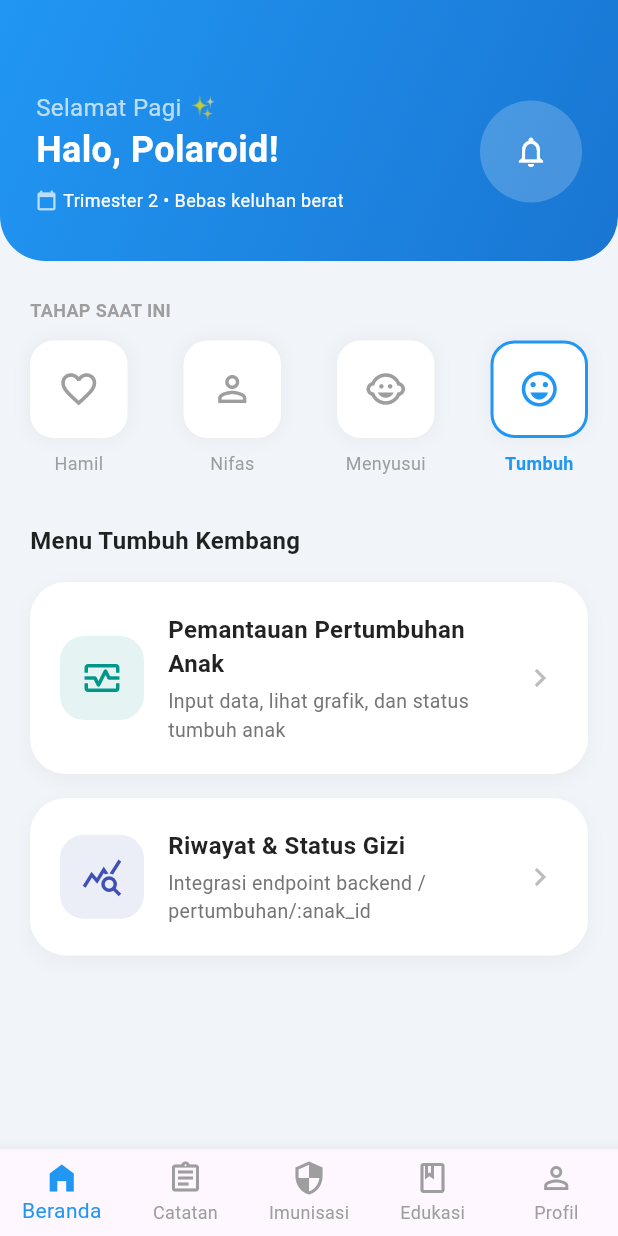
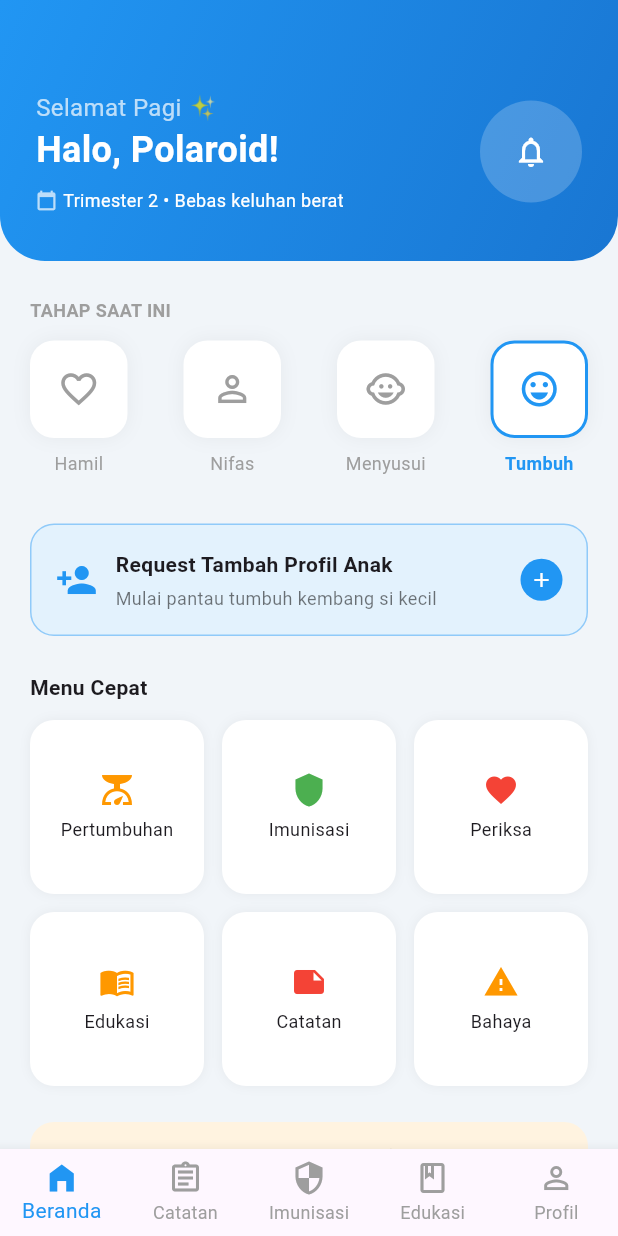
Before and after one commit to pangeranS29/TA-PA2-PA3-Project, a Flutter app: the DashboardScreen screen opened directly, after a tap on "Nifas", after a tap on "Tumbuh", on a phone screen of 412 x 824 dp. Run offline on Flutter 3.47's test engine with Material 3 defaults, Android fonts, the phone set to English and light mode, and no system bars; our stand-ins replace fl_chart, shared_preferences; accounts and stored records are empty; network calls fail.

Commit message:
update pertuumbuhan

```diff
--- a/TA-PA2/mobile/kia_app/lib/features/dashboard/presentation/screens/dashboard_screen.dart
+++ b/TA-PA2/mobile/kia_app/lib/features/dashboard/presentation/screens/dashboard_screen.dart
@@ -3,7 +3,10 @@ import 'package:ta_pa2_pa3_project/core/themes/app_theme.dart';
 import 'package:ta_pa2_pa3_project/core/services/auth_session.dart';
 import 'package:ta_pa2_pa3_project/features/auth/presentation/screens/login_screen.dart';
 import 'package:ta_pa2_pa3_project/features/hamil/presentation/screens/journey_screen.dart';
-import 'package:ta_pa2_pa3_project/features/tumbuh_kembang/presentation/screens/tumbuh_kembang_screen.dart';
+import 'package:ta_pa2_pa3_project/features/tumbuh_kembang/presentation/screens/pilih_anak_screen.dart';
+// import 'package:ta_pa2_pa3_project/features/tumbuh_kembang/presentation/screens/tumbuh_kembang_screen.dart';
+import 'package:ta_pa2_pa3_project/features/tumbuh_kembang/presentation/screens/input_profil_anak_screen.dart';
+
 
 class DashboardScreen extends StatefulWidget {
   @override
@@ -392,32 +395,180 @@ class _DashboardScreenState extends State<DashboardScreen> {
     return Column(
       crossAxisAlignment: CrossAxisAlignment.start,
       children: [
-        const Text(
-          "Menu Tumbuh Kembang",
-          style: TextStyle(fontSize: 16, fontWeight: FontWeight.bold, color: Colors.black87),
-        ),
-        const SizedBox(height: 16),
-        _buildMenuCard(
-          title: "Pemantauan Pertumbuhan Anak",
-          subtitle: "Input data, lihat grafik, dan status tumbuh anak",
-          icon: Icons.monitor_heart_outlined,
-          iconColor: Colors.teal,
-          onTap: () => Navigator.push(
-            context,
-            MaterialPageRoute(builder: (context) => const TumbuhKembangScreen()),
+        // 🔹 REQUEST TAMBAH ANAK
+        GestureDetector(
+          onTap: () {
+            Navigator.push(
+              context,
+              MaterialPageRoute(
+                builder: (_) => InputProfilAnakScreen(),
+              ),
+            );
+          },
+          child: Container(
+            padding: const EdgeInsets.all(16),
+            decoration: BoxDecoration(
+              border: Border.all(color: Colors.blue.shade200),
+              borderRadius: BorderRadius.circular(16),
+              color: Colors.blue.shade50,
+            ),
+            child: Row(
+              children: [
+                const Icon(Icons.person_add, color: Colors.blue, size: 28),
+                const SizedBox(width: 12),
+
+                Expanded(
+                  child: Column(
+                    crossAxisAlignment: CrossAxisAlignment.start,
+                    children: const [
+                      Text(
+                        "Request Tambah Profil Anak",
+                        style: TextStyle(
+                          fontWeight: FontWeight.w600,
+                          fontSize: 14,
+                        ),
+                      ),
+                      SizedBox(height: 4),
+                      Text(
+                        "Mulai pantau tumbuh kembang si kecil",
+                        style: TextStyle(
+                          fontSize: 12,
+                          color: Colors.black54,
+                        ),
+                      ),
+                    ],
+                  ),
+                ),
+
+                Container(
+                  padding: const EdgeInsets.all(6),
+                  decoration: const BoxDecoration(
+                    color: Colors.blue,
+                    shape: BoxShape.circle,
+                  ),
+                  child: const Icon(
+                    Icons.add,
+                    size: 16,
+                    color: Colors.white,
+                  ),
+                ),
+              ],
+            ),
           ),
         ),
-        _buildMenuCard(
-          title: "Riwayat & Status Gizi",
-          subtitle: "Integrasi endpoint backend /pertumbuhan/:anak_id",
-          icon: Icons.query_stats,
-          iconColor: Colors.indigo,
-          onTap: () => Navigator.push(
-            context,
-            MaterialPageRoute(builder: (context) => const TumbuhKembangScreen()),
+
+        SizedBox(height: 24),
+
+        // 🔹 MENU CEPAT
+        Text(
+          "Menu Cepat",
+          style: TextStyle(fontWeight: FontWeight.bold),
+        ),
+        SizedBox(height: 12),
+
+        GridView.count(
+          shrinkWrap: true,
+          crossAxisCount: 3,
+          physics: NeverScrollableScrollPhysics(),
+          mainAxisSpacing: 12,
+          crossAxisSpacing: 12,
+          children: [
+
+            // 🔸 TIMBANG
+            _menuItem(Icons.scale, "Pertumbuhan", Colors.orange, () {
+              Navigator.push(
+                context,
+                MaterialPageRoute(
+                  builder: (_) => const PilihAnakScreen(),
+                ),
+              );
+            }),
+
+            // 🔸 IMUNISASI
+            _menuItem(Icons.shield, "Imunisasi", Colors.green, () {
+              // TODO: arahkan ke halaman imunisasi
+            }),
+
+            // 🔸 PERIKSA
+            _menuItem(Icons.favorite, "Periksa", Colors.red, () {
+
+            }),
+
+            // 🔸 EDUKASI
+            _menuItem(Icons.menu_book, "Edukasi", Colors.orange, () {
+              // TODO: halaman edukasi
+            }),
+
+            // 🔸 CATATAN
+            _menuItem(Icons.note, "Catatan", Colors.red, () {
+              // TODO: halaman catatan
+            }),
+
+            // 🔸 BAHAYA
+            _menuItem(Icons.warning, "Bahaya", Colors.orange, () {
+              // TODO: halaman tanda bahaya
+            }),
+          ],
+        ),
+
+        SizedBox(height: 24),
+
+        // 🔹 WARNING BOX
+        Container(
+          padding: EdgeInsets.all(14),
+          decoration: BoxDecoration(
+            color: Color(0xFFFFF3E0),
+            borderRadius: BorderRadius.circular(16),
+          ),
+          child: Row(
+            children: [
+              Icon(Icons.warning_amber_rounded, color: Colors.orange),
+              SizedBox(width: 10),
+              Expanded(
+                child: Text(
+                  "Kenali Tanda Bahaya — Segera ke faskes jika ada gejala ini",
+                  style: TextStyle(fontSize: 12),
+                ),
+              ),
+              Icon(Icons.chevron_right),
+            ],
           ),
         ),
+
+        SizedBox(height: 40),
       ],
+    );
+  }
+
+  Widget _menuItem(
+    IconData icon,
+    String title,
+    Color color,
+    VoidCallback onTap,
+  ) {
+    return InkWell(
+      onTap: onTap,
+      borderRadius: BorderRadius.circular(16),
+      child: Container(
+        decoration: BoxDecoration(
+          color: Colors.white,
+          borderRadius: BorderRadius.circular(16),
+          boxShadow: [
+            BoxShadow(
+              color: Colors.black.withOpacity(0.05),
+              blurRadius: 6,
+            )
+          ],
+        ),
+        child: Column(
+          mainAxisAlignment: MainAxisAlignment.center,
+          children: [
+            Icon(icon, color: color),
+            SizedBox(height: 6),
+            Text(title, style: TextStyle(fontSize: 12)),
+          ],
+        ),
+      ),
     );
   }
 
```
Also changed, not shown: TA-PA2/mobile/kia_app/lib/features/tumbuh_kembang/presentation/screens/detail_pertumbuhan_dummy_screen.dart (added, +40 -0 lines), TA-PA2/mobile/kia_app/lib/features/tumbuh_kembang/presentation/screens/detail_pertumbuhan_screen.dart (+57 -13 lines), TA-PA2/mobile/kia_app/lib/features/tumbuh_kembang/presentation/screens/input_profil_anak_screen.dart (added, +311 -0 lines), TA-PA2/mobile/kia_app/lib/features/tumbuh_kembang/presentation/screens/pilih_anak_screen.dart (added, +97 -0 lines), 2 other files.
